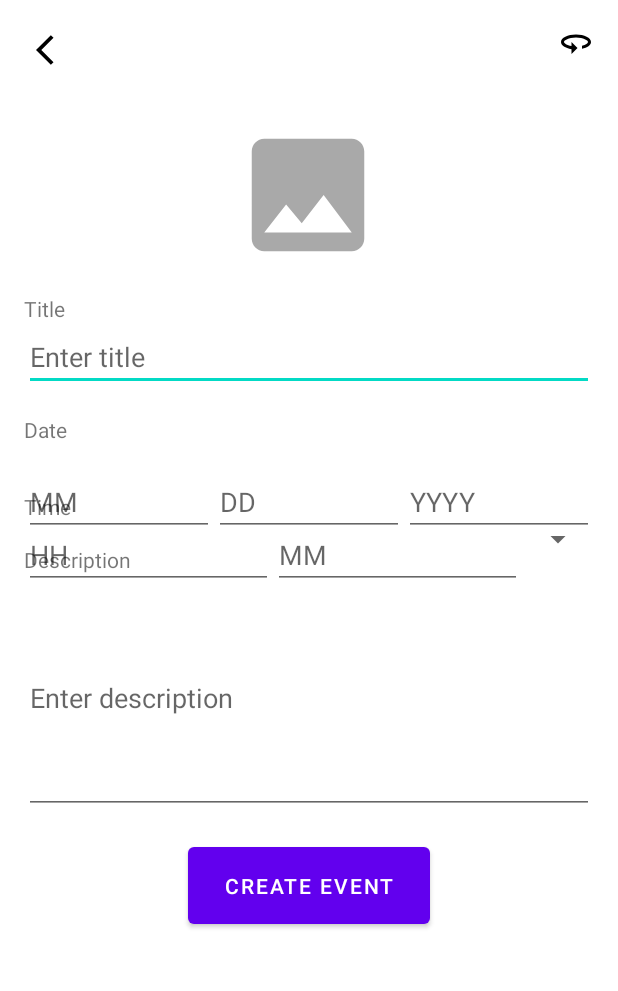
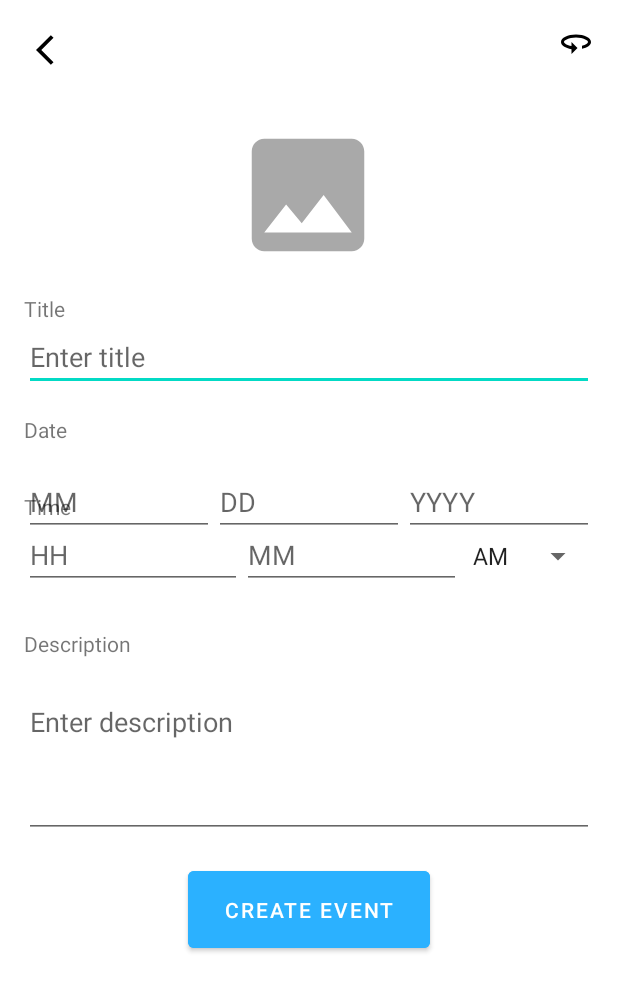
Before and after one commit to NickFalletta29/Loops, an Android app: the layout create_event.xml on its own in the app's theme, with its tools: preview values and no code run, on a phone screen of 412 x 824 dp. Shown: the top 991 px of the screen. Run offline under Robolectric (Android 15) with nearby library versions, the phone set to English and light mode, and no system bars.

Commit message:
Updated activity code for create event

```diff
--- a/Loops/final-project-template-main/app/src/main/res/layout/create_event.xml
+++ b/Loops/final-project-template-main/app/src/main/res/layout/create_event.xml
@@ -137,8 +137,8 @@
         <EditText
             android:id="@+id/hourInput"
             android:layout_width="0dp"
+            android:layout_height="wrap_content"
             android:layout_weight="1"
-            android:layout_height="wrap_content"
             android:hint="HH"
             android:inputType="number" />
 
@@ -158,28 +158,28 @@
     </LinearLayout>
 
     <!-- Description Field -->
+
+    <!-- Create Event Button -->
     <TextView
         android:id="@+id/descriptionLabel"
         android:layout_width="wrap_content"
         android:layout_height="wrap_content"
+        android:layout_marginStart="16dp"
+        android:layout_marginTop="72dp"
         android:text="@string/create_event_description"
-        app:layout_constraintTop_toBottomOf="@id/timeLabel"
         app:layout_constraintStart_toStartOf="parent"
-        android:layout_marginStart="16dp"
-        android:layout_marginTop="16dp" />
+        app:layout_constraintTop_toBottomOf="@id/timeLabel" />
 
-    <!-- Create Event Button -->
     <EditText
         android:id="@+id/descriptionInput"
         android:layout_width="0dp"
         android:layout_height="100dp"
         android:layout_marginHorizontal="16dp"
-        android:layout_marginTop="44dp"
+        android:layout_marginTop="4dp"
         android:gravity="top"
         android:hint="Enter description"
         android:inputType="textMultiLine"
         app:layout_constraintEnd_toEndOf="parent"
-        app:layout_constraintHorizontal_bias="0.031"
         app:layout_constraintStart_toStartOf="parent"
         app:layout_constraintTop_toBottomOf="@id/descriptionLabel" />
 
@@ -189,6 +189,7 @@
         android:layout_height="63dp"
         android:layout_marginTop="16dp"
         android:text="Create Event"
+        android:backgroundTint="@color/sky_blue"
         app:layout_constraintEnd_toEndOf="parent"
         app:layout_constraintStart_toStartOf="parent"
         app:layout_constraintTop_toBottomOf="@id/descriptionInput" />
--- a/Loops/final-project-template-main/app/src/main/res/values/arrays.xml
+++ b/Loops/final-project-template-main/app/src/main/res/values/arrays.xml
@@ -1,4 +1,4 @@
 <?xml version="1.0" encoding="utf-8"?>
 <resources>
-    <string-array name="am_pm">AM</string-array>
+    <!--string-array name="am_pm">AM</string-array-->
 </resources>
--- a/Loops/final-project-template-main/app/src/main/res/values/strings.xml
+++ b/Loops/final-project-template-main/app/src/main/res/values/strings.xml
@@ -13,4 +13,9 @@
     <string name="create_event_date">Date\n</string>
     <string name="create_event_time">Time</string>
     <string name="create_event_description">Description\n</string>
+    <string name="create_event_button">Create Event\n</string>
+    <string-array name="am_pm">
+        <item> AM </item>
+        <item> PM </item>
+    </string-array>
 </resources>
```
Also changed, not shown: Loops/final-project-template-main/app/src/main/java/edu/psu/ist/hcdd340/finalproject/CreateEventActivity.java (+101 -2 lines).
